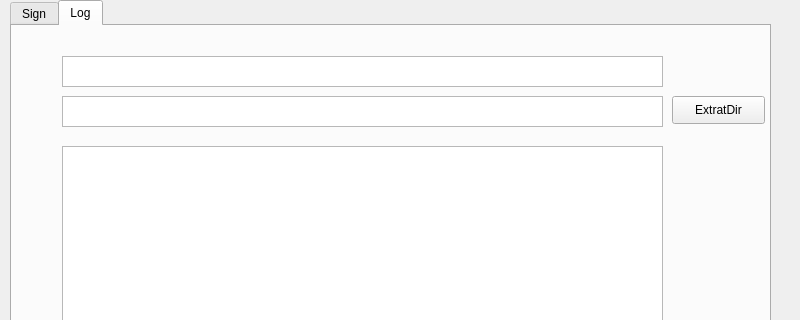
Old version of the form XSignWin.ui in the repository late0001/XSign; both pictures show x 0 to 800 and y 0 to 320 of the 800 by 600 pixel window.
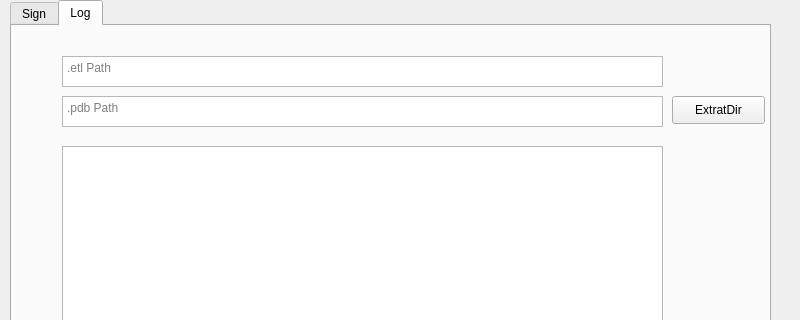
New version of the form.

Commit message: stripping the log task and put it in the background to prevent the UI not responding

```diff
--- a/XSignWin.ui
+++ b/XSignWin.ui
@@ -100,6 +100,9 @@
       <property name="markdown">
        <string extracomment=".etl path"/>
       </property>
+      <property name="placeholderText">
+       <string>.etl Path</string>
+      </property>
      </widget>
      <widget class="QTextEdit" name="te_pdb">
       <property name="geometry">
@@ -110,6 +113,9 @@
         <height>31</height>
        </rect>
       </property>
+      <property name="placeholderText">
+       <string>.pdb Path</string>
+      </property>
      </widget>
      <widget class="QTextEdit" name="textEdit_3">
       <property name="geometry">
```
The commit also changes 3 other files.
